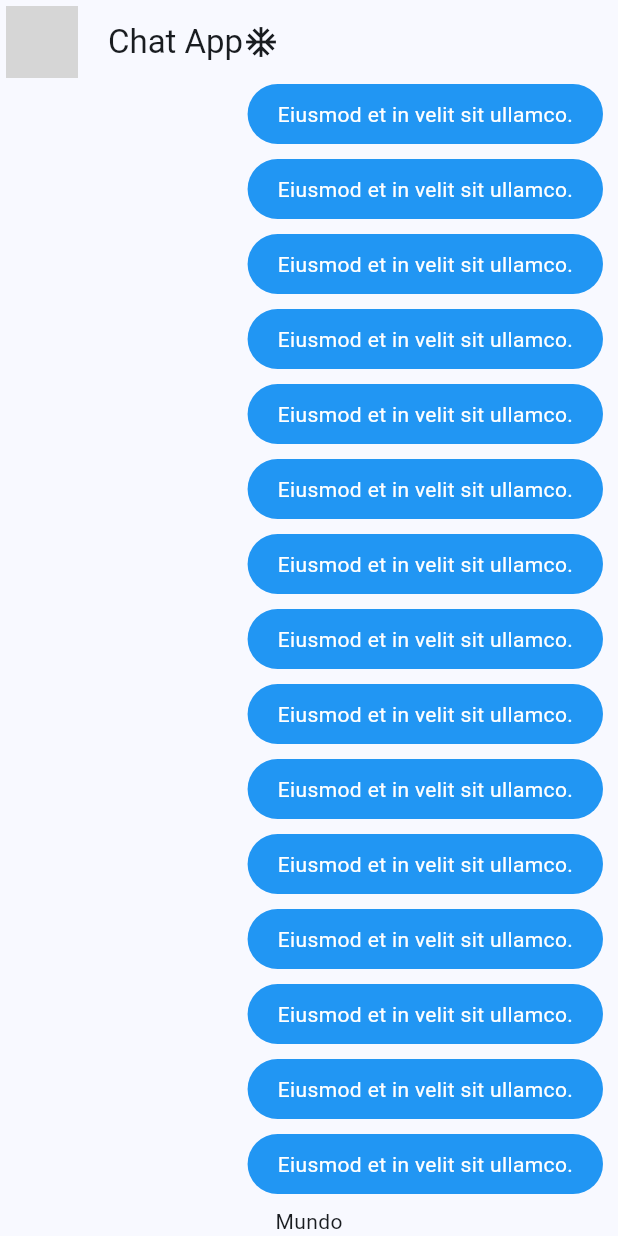
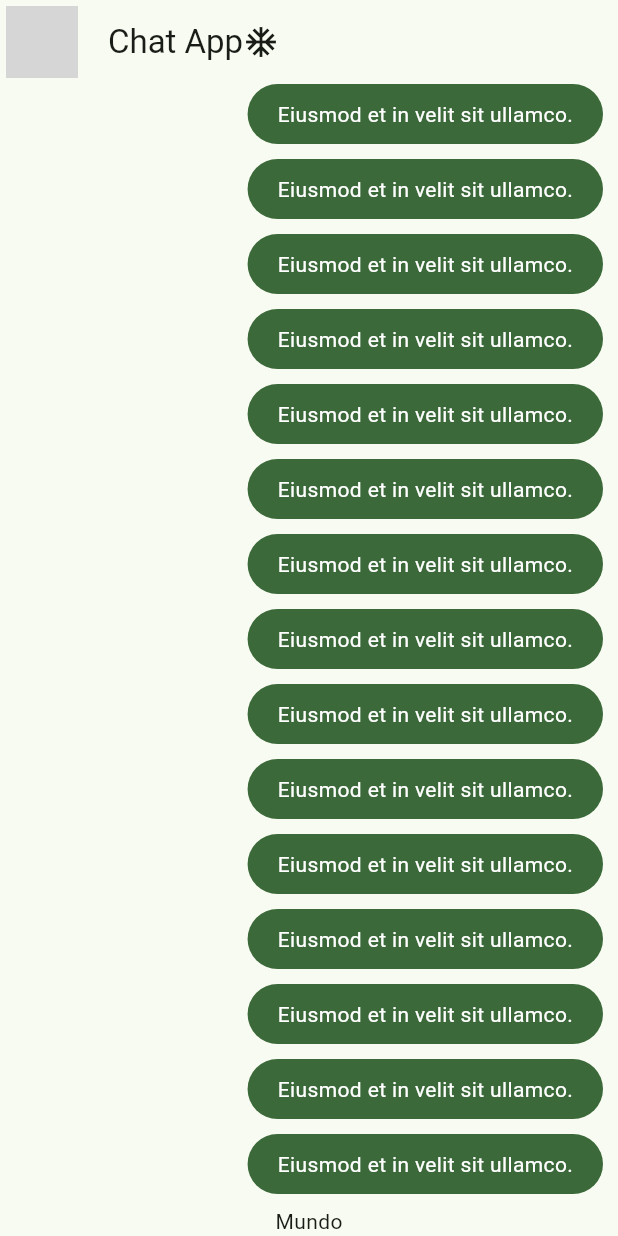
Before and after one commit to chemunoz/flutter-yes-no-app, a Flutter app: the screen it shows after launch, on a phone screen of 412 x 824 dp. Run offline on Flutter 3.47's test engine with Material 2 defaults, Android fonts, the phone set to English and light mode, and no system bars; network calls fail; grey boxes are pictures that could not be loaded.

Commit message:
feat: update messages color by using app theme defined

```diff
--- a/lib/main.dart
+++ b/lib/main.dart
@@ -14,7 +14,7 @@ class MyApp extends StatelessWidget {
     return MaterialApp(
         title: 'Yes-No App',
         debugShowCheckedModeBanner: false,
-        theme: AppTheme(selectedColor: 1).theme(),
+        theme: AppTheme(selectedColor: 3).theme(),
         home: const ChatScreen());
   }
 }
--- a/lib/presentation/widgets/chat/my_message_bubble.dart
+++ b/lib/presentation/widgets/chat/my_message_bubble.dart
@@ -5,12 +5,15 @@ class MyMessageBubble extends StatelessWidget {
 
   @override
   Widget build(BuildContext context) {
+    // Esto significa, busca el "theme" dentro del "context"
+    final colors = Theme.of(context).colorScheme;
+
     return Column(
       crossAxisAlignment: CrossAxisAlignment.end,
       children: [
         Container(
           decoration: BoxDecoration(
-              color: Colors.blue, borderRadius: BorderRadius.circular(20)),
+              color: colors.primary, borderRadius: BorderRadius.circular(20)),
           child: const Padding(
             padding: EdgeInsets.symmetric(horizontal: 20, vertical: 10),
             child: Text(
```
